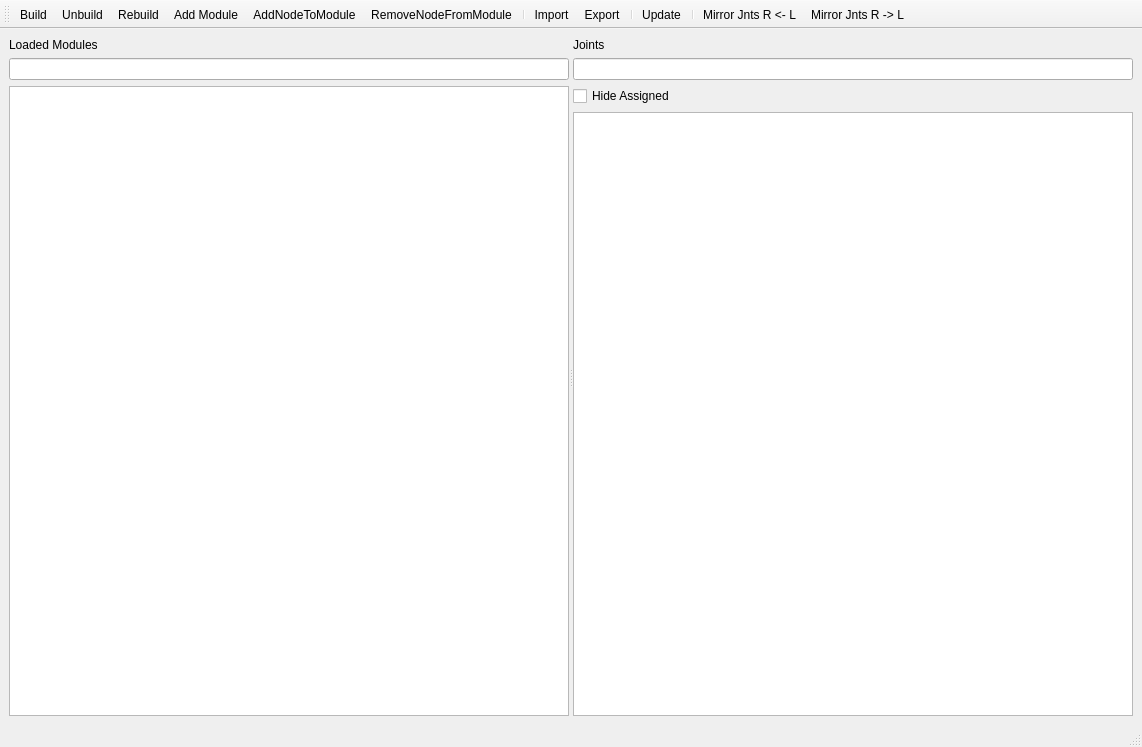
Above: scripts/omtk/ui.ui from renaudll/omtk before the change. Below: the same form after it.
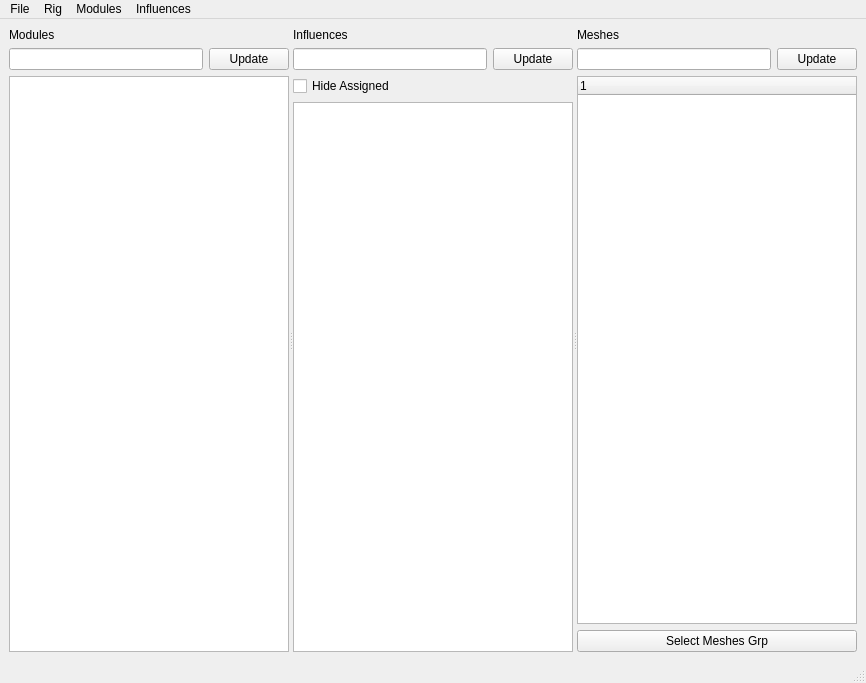
That is the form after the change.

Commit message: ui: add mesh lists ui: add 'mirror selected'

```diff
--- a/scripts/omtk/ui.ui
+++ b/scripts/omtk/ui.ui
@@ -6,31 +6,42 @@
    <rect>
     <x>0</x>
     <y>0</y>
-    <width>1142</width>
-    <height>747</height>
+    <width>866</width>
+    <height>683</height>
    </rect>
   </property>
   <property name="windowTitle">
    <string>Open Rigging Toolkit</string>
   </property>
   <widget class="QWidget" name="centralwidget">
-   <layout class="QVBoxLayout" name="verticalLayout_3">
+   <layout class="QVBoxLayout" name="verticalLayout_5">
     <item>
      <widget class="QSplitter" name="splitter">
       <property name="orientation">
        <enum>Qt::Horizontal</enum>
       </property>
-      <widget class="QWidget" name="layoutWidget">
-       <layout class="QVBoxLayout" name="verticalLayout_2">
+      <widget class="QWidget" name="">
+       <layout class="QVBoxLayout" name="verticalLayout">
         <item>
          <widget class="QLabel" name="label_modules">
           <property name="text">
-           <string>Loaded Modules</string>
+           <string>Modules</string>
           </property>
          </widget>
         </item>
         <item>
-         <widget class="QLineEdit" name="lineEdit_search_modules"/>
+         <layout class="QHBoxLayout" name="horizontalLayout">
+          <item>
+           <widget class="QLineEdit" name="lineEdit_search_modules"/>
+          </item>
+          <item>
+           <widget class="QPushButton" name="btn_update_modules">
+            <property name="text">
+             <string>Update</string>
+            </property>
+           </widget>
+          </item>
+         </layout>
         </item>
         <item>
          <widget class="QTreeWidget" name="treeWidget">
@@ -46,17 +57,28 @@
         </item>
        </layout>
       </widget>
-      <widget class="QWidget" name="layoutWidget">
-       <layout class="QVBoxLayout" name="verticalLayout">
+      <widget class="QWidget" name="">
+       <layout class="QVBoxLayout" name="verticalLayout_2">
         <item>
          <widget class="QLabel" name="label_jnts">
           <property name="text">
-           <string>Joints</string>
+           <string>Influences</string>
           </property>
          </widget>
         </item>
         <item>
-         <widget class="QLineEdit" name="lineEdit_search_jnt"/>
+         <layout class="QHBoxLayout" name="horizontalLayout_2">
+          <item>
+           <widget class="QLineEdit" name="lineEdit_search_jnt"/>
+          </item>
+          <item>
+           <widget class="QPushButton" name="btn_update_influences">
+            <property name="text">
+             <string>Update</string>
+            </property>
+           </widget>
+          </item>
+         </layout>
         </item>
         <item>
          <widget class="QCheckBox" name="checkBox_hideAssigned">
@@ -85,6 +107,45 @@
         </item>
        </layout>
       </widget>
+      <widget class="QWidget" name="">
+       <layout class="QVBoxLayout" name="verticalLayout_3">
+        <item>
+         <widget class="QLabel" name="label">
+          <property name="text">
+           <string>Meshes</string>
+          </property>
+         </widget>
+        </item>
+        <item>
+         <layout class="QHBoxLayout" name="horizontalLayout_3">
+          <item>
+           <widget class="QLineEdit" name="lineEdit_search_meshes"/>
+          </item>
+          <item>
+           <widget class="QPushButton" name="btn_update_meshes">
+            <property name="text">
+             <string>Update</string>
+            </property>
+           </widget>
+          </item>
+         </layout>
+        </item>
+        <item>
+         <widget class="QTreeWidget" name="treeWidget_meshes">
+          <property name="selectionMode">
+           <enum>QAbstractItemView::ContiguousSelection</enum>
+          </property>
+         </widget>
+        </item>
+        <item>
+         <widget class="QPushButton" name="pushButton_selectGrpMeshes">
+          <property name="text">
+           <string>Select Meshes Grp</string>
+          </property>
+         </widget>
+        </item>
+       </layout>
+      </widget>
      </widget>
     </item>
    </layout>
@@ -94,50 +155,55 @@
     <rect>
      <x>0</x>
      <y>0</y>
-     <width>1142</width>
+     <width>866</width>
      <height>26</height>
     </rect>
    </property>
+   <widget class="QMenu" name="menuFile">
+    <property name="title">
+     <string>File</string>
+    </property>
+    <addaction name="actionImport"/>
+    <addaction name="actionExport"/>
+    <addaction name="separator"/>
+    <addaction name="actionUpdate"/>
+   </widget>
+   <widget class="QMenu" name="menuRig">
+    <property name="title">
+     <string>Rig</string>
+    </property>
+    <addaction name="actionBuild"/>
+    <addaction name="actionUnbuild"/>
+    <addaction name="actionRebuild"/>
+   </widget>
+   <widget class="QMenu" name="menuJoint">
+    <property name="title">
+     <string>Modules</string>
+    </property>
+    <addaction name="actionCreateModule"/>
+    <addaction name="actionAddNodeToModule"/>
+    <addaction name="actionRemoveNodeFromModule"/>
+   </widget>
+   <widget class="QMenu" name="menuInfluences">
+    <property name="title">
+     <string>Influences</string>
+    </property>
+    <addaction name="actionMirrorJntsLToR"/>
+    <addaction name="actionMirrorJntsRToL"/>
+    <addaction name="actionMirrorSelection"/>
+   </widget>
+   <addaction name="menuFile"/>
+   <addaction name="menuRig"/>
+   <addaction name="menuJoint"/>
+   <addaction name="menuInfluences"/>
   </widget>
   <widget class="QStatusBar" name="statusbar"/>
-  <widget class="QToolBar" name="toolBar">
-   <property name="windowTitle">
-    <string>toolBar</string>
-   </property>
-   <attribute name="toolBarArea">
-    <enum>TopToolBarArea</enum>
-   </attribute>
-   <attribute name="toolBarBreak">
-    <bool>false</bool>
-   </attribute>
-   <addaction name="actionBuild"/>
-   <addaction name="actionUnbuild"/>
-   <addaction name="actionRebuild"/>
-   <addaction name="actionCreateModule"/>
-   <addaction name="actionAddNodeToModule"/>
-   <addaction name="actionRemoveNodeFromModule"/>
-   <addaction name="separator"/>
-   <addaction name="actionImport"/>
-   <addaction name="actionExport"/>
-   <addaction name="separator"/>
-   <addaction name="actionUpdate"/>
-   <addaction name="separator"/>
-   <addaction name="actionMirrorJntsLToR"/>
-   <addaction name="actionMirrorJntsRToL"/>
-  </widget>
-  <action name="actionBuild">
+  <action name="actionUpdate">
    <property name="text">
-    <string>Build</string>
+    <string>Update</string>
    </property>
-  </action>
-  <action name="actionUnbuild">
-   <property name="text">
-    <string>Unbuild</string>
-   </property>
-  </action>
-  <action name="actionRebuild">
-   <property name="text">
-    <string>Rebuild</string>
+   <property name="toolTip">
+    <string>Update</string>
    </property>
   </action>
   <action name="actionImport">
@@ -160,33 +226,57 @@
   </action>
   <action name="actionCreateModule">
    <property name="text">
-    <string>Add Module</string>
-   </property>
-  </action>
-  <action name="actionMirrorJntsLToR">
-   <property name="text">
-    <string>Mirror Jnts R &lt;- L</string>
-   </property>
-   <property name="toolTip">
-    <string>MirrorLToR</string>
-   </property>
-  </action>
-  <action name="actionMirrorJntsRToL">
-   <property name="text">
-    <string>Mirror Jnts R -&gt; L</string>
-   </property>
-   <property name="toolTip">
-    <string>Mirror Jnts R -&gt; L</string>
+    <string>Create Module</string>
    </property>
   </action>
   <action name="actionAddNodeToModule">
    <property name="text">
-    <string>AddNodeToModule</string>
+    <string>Add Selection</string>
    </property>
   </action>
   <action name="actionRemoveNodeFromModule">
    <property name="text">
-    <string>RemoveNodeFromModule</string>
+    <string>Remove Selection</string>
+   </property>
+  </action>
+  <action name="actionMirrorJntsLToR">
+   <property name="text">
+    <string>Mirror R &lt;- L</string>
+   </property>
+  </action>
+  <action name="actionMirrorJntsRToL">
+   <property name="text">
+    <string>Mirror R -&gt; L</string>
+   </property>
+  </action>
+  <action name="actionMirrorSelection">
+   <property name="text">
+    <string>Mirror using Selection</string>
+   </property>
+  </action>
+  <action name="actionSelectGrpJnts">
+   <property name="text">
+    <string>SelectGrpJnts</string>
+   </property>
+  </action>
+  <action name="actionSelectGrpMeshes">
+   <property name="text">
+    <string>SelectGrpMeshes</string>
+   </property>
+  </action>
+  <action name="actionUpdateModulesView">
+   <property name="text">
+    <string>UpdateModulesView</string>
+   </property>
+  </action>
+  <action name="actionUpdateInfluencesView">
+   <property name="text">
+    <string>UpdateInfluencesView</string>
+   </property>
+  </action>
+  <action name="actionUpdateMeshesView">
+   <property name="text">
+    <string>UpdateMeshesView</string>
    </property>
   </action>
  </widget>
```
Left out of the diff: 87 changed lines with no effect on the pictures. The commit also changes 3 other files.
